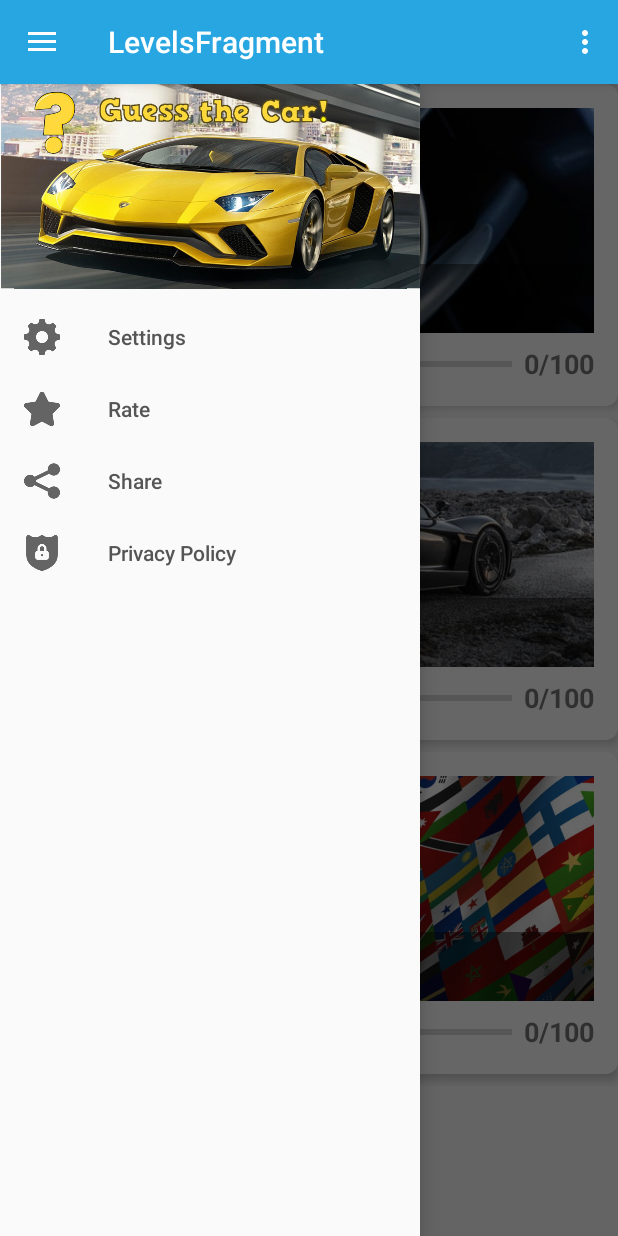
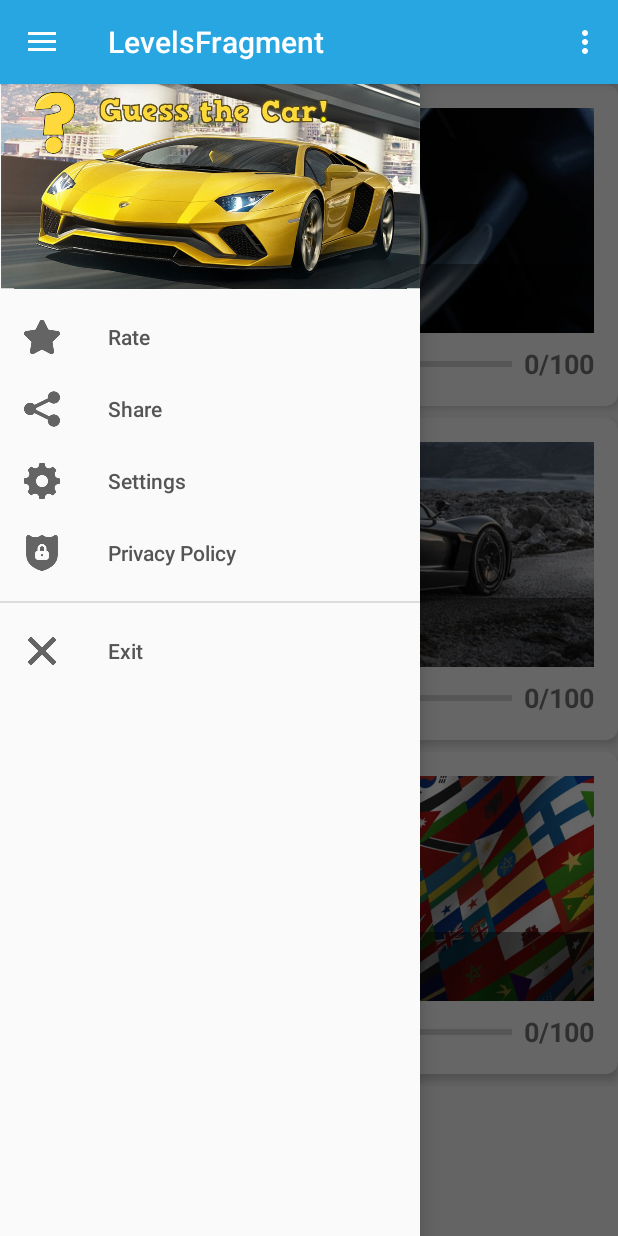
Before and after one commit to QiotoF/GuessTheCarQuiz, an Android app: the screen it shows after launch (MainActivity), with the side drawer open, on a phone screen of 412 x 824 dp. Run offline under Robolectric (Android 15) with nearby library versions, the phone set to English and light mode, and no system bars; our stand-ins replace Firebase (no records; nobody signed in at launch, a user with empty details on screens opened directly), Room's generated code, Timber, data binding, navigation-ui; libraries missing offline, so code that uses them is left out: coil.api.load; pictures from the network do not load; Roboto replaces fonts that are not available here; 1 statement that could not run was skipped.

Commit message:
Polish navigation drawer

```diff
--- a/app/src/main/res/menu/navdrawer_menu.xml
+++ b/app/src/main/res/menu/navdrawer_menu.xml
@@ -1,11 +1,7 @@
 <?xml version="1.0" encoding="utf-8"?>
 <menu xmlns:android="http://schemas.android.com/apk/res/android">
 
-    <item
-        android:id="@+id/settingsFragment"
-        android:icon="@drawable/ic_settings"
-        android:title="@string/settings" />
-
+    <group android:id="@+id/main_group">
         <item
             android:id="@+id/rate"
             android:icon="@drawable/ic_rating"
@@ -17,8 +13,21 @@
             android:title="@string/share" />
 
         <item
+            android:id="@+id/settingsFragment"
+            android:icon="@drawable/ic_settings"
+            android:title="@string/settings" />
+
+        <item
             android:id="@+id/privacy_policy"
             android:icon="@drawable/ic_privacy_policy"
             android:title="@string/privacy_policy" />
+    </group>
+
+    <group android:id="@+id/quit_group">
+        <item
+            android:id="@+id/quit"
+            android:icon="@drawable/ic_exit"
+            android:title="@string/exit" />
+    </group>
 
 </menu>
--- a/app/src/main/res/values/strings.xml
+++ b/app/src/main/res/values/strings.xml
@@ -9,4 +9,5 @@
     <string name="rate">Rate</string>
     <string name="share">Share</string>
     <string name="privacy_policy">Privacy Policy</string>
+    <string name="exit">Exit</string>
 </resources>
```
Also changed, not shown: app/src/main/res/drawable-v24/ic_exit.png (added). Lines whose indentation alone changed are shown as unchanged.
